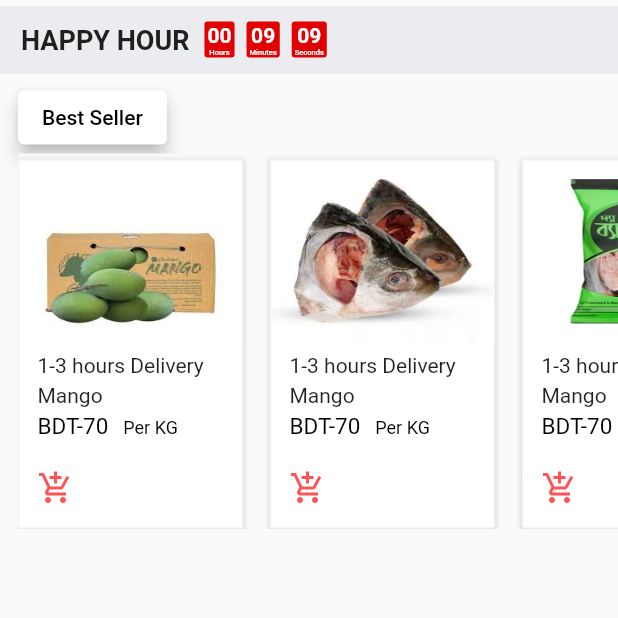
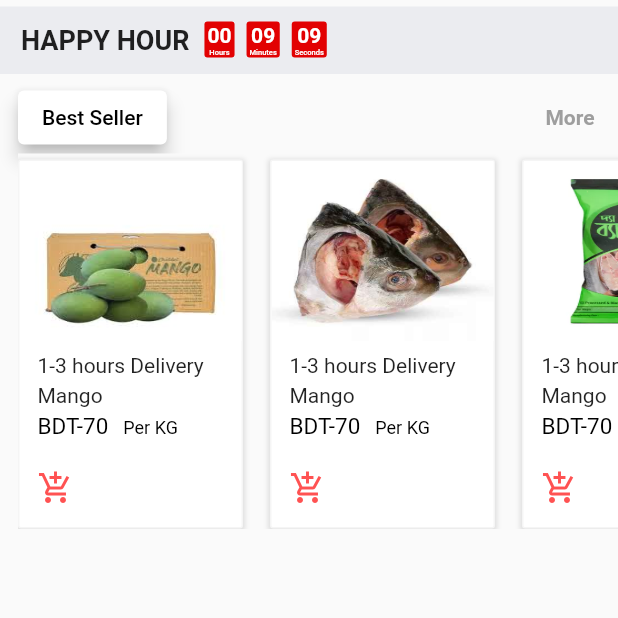
Before and after one commit to SouravBarman001/flutter-ecommerce-project, a Flutter app: the screen it shows after launch, after a tap on "Login", on a phone screen of 412 x 824 dp, the part 379-997 px from its top. Run offline on Flutter 3.47's test engine with Material 2 defaults, Android fonts, the phone set to English and light mode, and no system bars.

Commit message:
more button added to best seller section

```diff
--- a/lib/widgets/best_seller.dart
+++ b/lib/widgets/best_seller.dart
@@ -1,5 +1,4 @@
 import 'package:flutter/material.dart';
-import 'package:smooth_page_indicator/smooth_page_indicator.dart';
 class BestSeller extends StatefulWidget {
   const BestSeller({super.key});
 
@@ -27,6 +26,7 @@ class _BestSellerState extends State<BestSeller> {
       child: Column(
         children: [
           Row(
+            mainAxisAlignment: MainAxisAlignment.spaceBetween,
             children: [
               ElevatedButton(
                 style: ElevatedButton.styleFrom(
@@ -41,6 +41,7 @@ class _BestSellerState extends State<BestSeller> {
                   style: TextStyle(color: Colors.black),
                 ),
               ),
+              TextButton(onPressed: (){}, child: const Text('More',style: TextStyle(color: Colors.grey,fontWeight: FontWeight.w700),)),
             ],
           ),
           Container(
```
